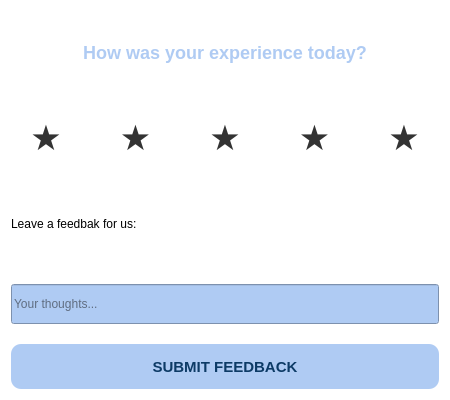
Above: ui/FeedbackWindow.ui from hueptkk24411e-dotcom/ktlt-uel before the change. Below: the same form after it.
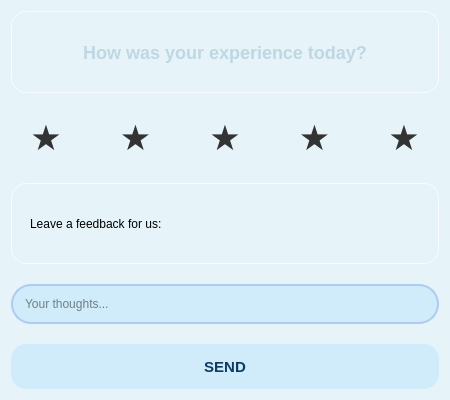
That is the form after the change.

Patch:
```diff
--- a/ui/FeedbackWindow.ui
+++ b/ui/FeedbackWindow.ui
@@ -14,15 +14,38 @@
    <string>Rate Our Service</string>
   </property>
   <property name="styleSheet">
-   <string notr="true">/* Áp dụng trực tiếp cho chính Widget này và toàn bộ con bên trong */
+   <string notr="true">/* ===== NỀN CHÍNH ===== */
 QWidget {
-    background-color: #FFFFFF; /* Nền trắng sạch sẽ */
-    color: #000000;            /* Chữ đen rõ ràng */
+    background-color: #e6f4fa;
+    color: #000000;
     font-family: 'Georgia';
 }
 
+/* ===== KHUNG CHỨA (nếu muốn bo góc nền chính) ===== */
+QFrame {
+    background: qlineargradient(
+        spread:pad,
+        x1:0, y1:0,
+        x2:1, y2:1,
+        stop:0 #ffffff,
+        stop:0.5 #e6f4fa,
+        stop:1 #d4edf7
+    );
+    border-radius: 20px;
+}
+
+/* ===== LABEL NỔI BẬT ===== */
 QLabel {
-    background-color: transparent; /* Đảm bảo nhãn không bị đè nền */
+    background: qlineargradient(
+        spread:pad,
+        x1:0, y1:0,
+        x2:1, y2:1,
+        stop:0 rgba(255,255,255,220),
+        stop:1 rgba(255,255,255,150)
+    );
+    border-radius: 15px;
+    padding: 8px 15px;
+    border: 1px solid rgba(255,255,255,180);
 }</string>
   </property>
   <layout class="QVBoxLayout" name="verticalLayout">
@@ -35,7 +58,8 @@
    <item>
     <widget class="QLabel" name="lblInstruction">
      <property name="styleSheet">
-      <string notr="true">font-size: 18px; font-weight: bold; color: #AFCBF3;</string>
+      <string notr="true">font-size: 18px; font-weight: bold; 
+color: rgb(190, 215, 226);</string>
      </property>
      <property name="text">
       <string>How was your experience today?</string>
@@ -131,8 +155,20 @@
    </item>
    <item>
     <widget class="QLabel" name="lblFeedback">
+     <property name="styleSheet">
+      <string notr="true">/* Áp dụng trực tiếp cho chính Widget này và toàn bộ con bên trong */
+QWidget {
+    background-color: #FFFFFF; /* Nền trắng sạch sẽ */
+    color: #000000;            /* Chữ đen rõ ràng */
+    font-family: 'Georgia';
+}
+
+QLabel {
+    background-color: transparent; /* Đảm bảo nhãn không bị đè nền */
+}</string>
+     </property>
      <property name="text">
-      <string>Leave a feedbak for us:</string>
+      <string>Leave a feedback for us:</string>
      </property>
     </widget>
    </item>
@@ -145,7 +181,14 @@
       </size>
      </property>
      <property name="styleSheet">
-      <string notr="true"> background-color:#AFCBF3; color: rgb(15, 15, 15);</string>
+      <string notr="true">QLineEdit {
+    
+	background-color: rgb(208, 236, 250);
+    color: rgb(15, 15, 15);
+    border: 2px solid #AFCBF3;   /* bắt buộc nên có border */
+    border-radius: 20px;         /* tăng lên để tròn hơn */
+    padding: 6px 10px;           /* padding đều 2 bên */
+}</string>
      </property>
      <property name="placeholderText">
       <string>Your thoughts...</string>
@@ -161,10 +204,29 @@
       </size>
      </property>
      <property name="styleSheet">
-      <string notr="true">QPushButton { background-color: #AFCBF3; color: #0D3B66; font-weight: bold; border-radius: 10px; font-size: 15px; } QPushButton:hover { background-color: #A6C8FF; }</string>
+      <string notr="true">QPushButton {
+    
+	background-color: rgb(208, 236, 250);
+    color: #0D3B66;
+    font-weight: bold;
+    font-size: 15px;
+
+    border: none;              /* bỏ viền mặc định */
+    border-radius: 15px;       /* tăng lên để bo tròn rõ hơn */
+    padding: 8px 15px;         /* tạo khoảng cách bên trong */
+}
+
+QPushButton:hover {
+   
+	background-color: rgb(208, 236, 250);
+}
+
+QPushButton:pressed {
+    background-color: #8FB6F5; /* hiệu ứng khi bấm */
+}</string>
      </property>
      <property name="text">
-      <string>SUBMIT FEEDBACK</string>
+      <string>SEND</string>
      </property>
     </widget>
    </item>
```
